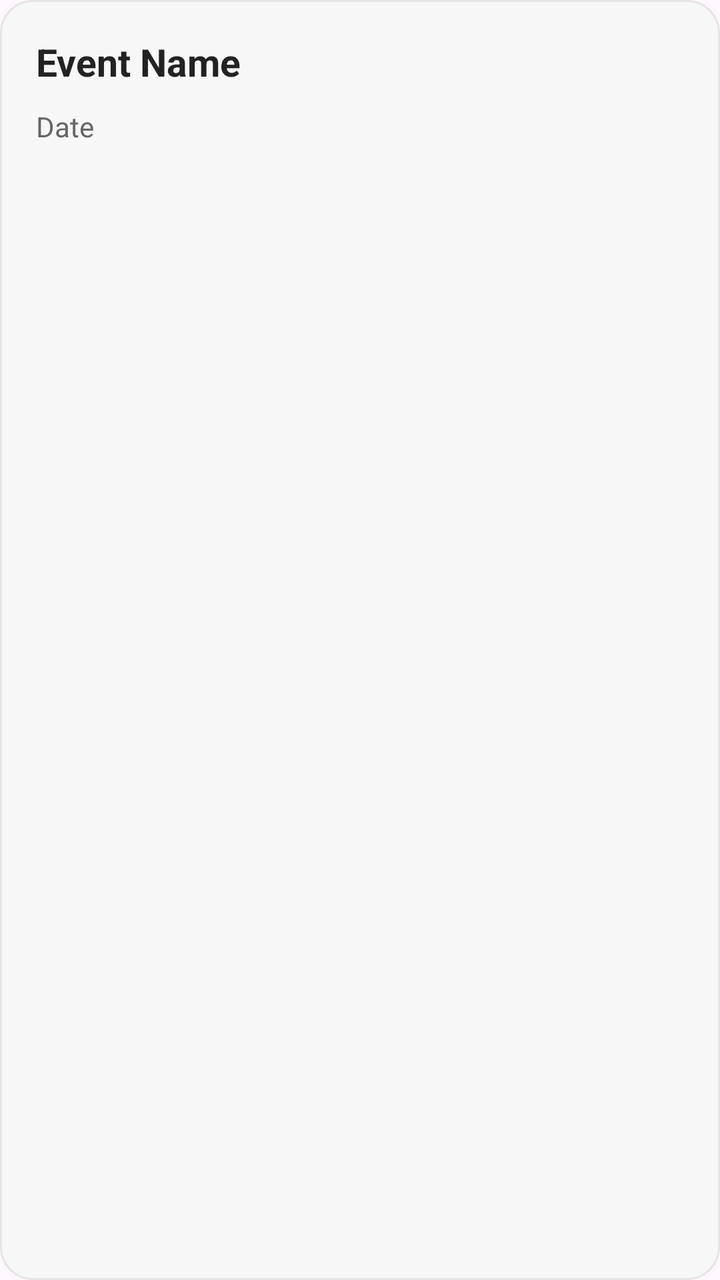
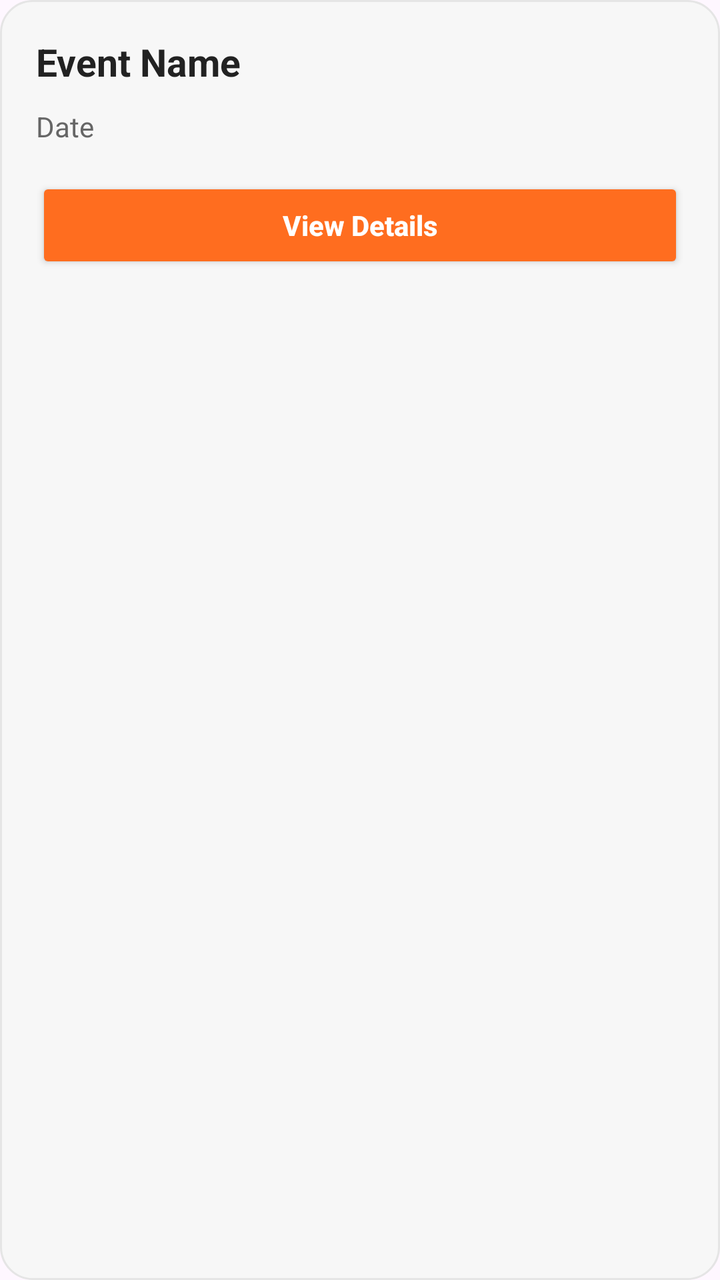

Before-and-after screenshots of an Android layout around one commit, followed by the original layout XML and the change that was made.
<!-- AndroidManifest.xml: application theme Theme.Festive_hub -->
<!-- res/layout/item_volunteer_event.xml -->
<?xml version="1.0" encoding="utf-8"?>
<LinearLayout
    xmlns:android="http://schemas.android.com/apk/res/android"
    android:layout_width="match_parent"
    android:layout_height="wrap_content"
    android:layout_marginBottom="14dp"
    android:orientation="vertical"
    android:padding="18dp"
    android:background="@drawable/bg_card">

    <TextView
        android:id="@+id/tvVolunteerEventName"
        android:layout_width="match_parent"
        android:layout_height="wrap_content"
        android:text="Event Name"
        android:textColor="#222222"
        android:textSize="19sp"
        android:textStyle="bold" />

    <TextView
        android:id="@+id/tvVolunteerEventDetails"
        android:layout_width="match_parent"
        android:layout_height="wrap_content"
        android:layout_marginTop="10dp"
        android:text="Date"
        android:textColor="#666666"
        android:textSize="14sp"
        android:lineSpacingExtra="3dp" />

</LinearLayout>
<!-- resources referenced by this layout -->
<resources>
  <!-- drawable bg_card (drawable) -->
  <?xml version="1.0" encoding="utf-8"?>
  <shape xmlns:android="http://schemas.android.com/apk/res/android"
      android:shape="rectangle">
  
      <solid android:color="#F7F7F7"/>
  
      <stroke
          android:width="1dp"
          android:color="#E5E5E5"/>
  
      <corners android:radius="16dp"/>
  
  </shape>
  <style name="Theme.Festive_hub" parent="Base.Theme.Festive_hub" />
  <style name="Base.Theme.Festive_hub" parent="Theme.Material3.DayNight.NoActionBar">
          
          
      </style>
</resources>

<!-- the commit's change to res/layout/item_volunteer_event.xml (unified diff, before → after) -->
@@ -27,4 +27,16 @@
         android:textSize="14sp"
         android:lineSpacingExtra="3dp" />
 
+    <Button
+        android:id="@+id/btnViewEventDetails"
+        android:layout_width="match_parent"
+        android:layout_height="48dp"
+        android:layout_marginTop="16dp"
+        android:backgroundTint="#FF6D1F"
+        android:text="View Details"
+        android:textColor="#FFFFFF"
+        android:textSize="14sp"
+        android:textStyle="bold"
+        android:textAllCaps="false" />
+
 </LinearLayout>
